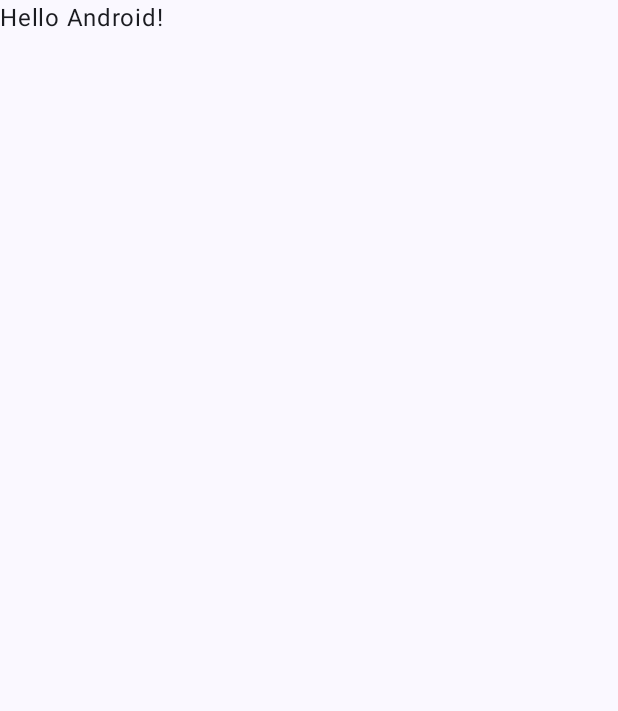
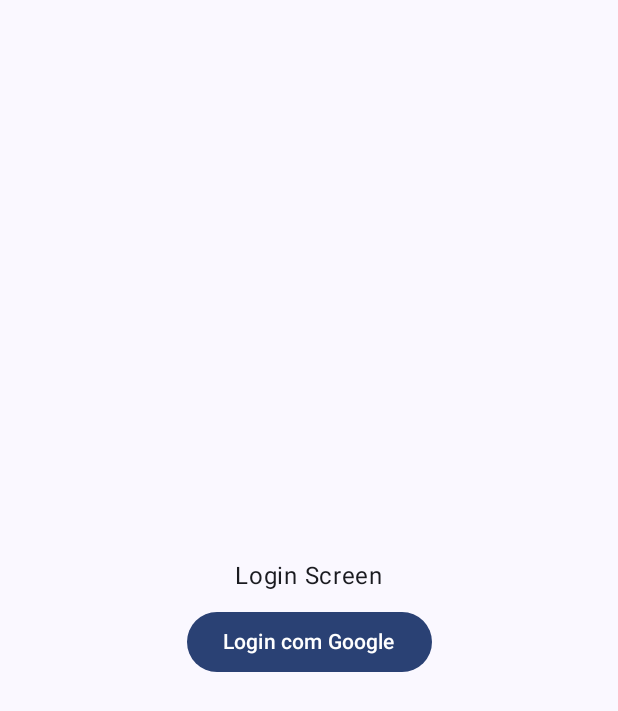
Before and after one commit to calebetadeu/WellFit, an Android app built with Jetpack Compose: the screen it shows after launch (MainActivity), on a phone screen of 412 x 824 dp. Before the commit the part shown is almost empty. Shown: the top 711 px of the screen. Run offline under Robolectric (Android 15) with nearby library versions, the phone set to English and light mode, and no system bars.

Commit message:
Add Login Feature

```diff
--- a/app/src/main/AndroidManifest.xml
+++ b/app/src/main/AndroidManifest.xml
@@ -3,7 +3,7 @@
     xmlns:tools="http://schemas.android.com/tools">
 
     <application
-        android:name=".WelfitApp"
+        android:name=".WellFitApp"
         android:allowBackup="true"
         android:dataExtractionRules="@xml/data_extraction_rules"
         android:fullBackupContent="@xml/backup_rules"
--- a/app/src/main/java/com/calebetadeu/wellfit/MainActivity.kt
+++ b/app/src/main/java/com/calebetadeu/wellfit/MainActivity.kt
@@ -7,10 +7,8 @@ import androidx.activity.enableEdgeToEdge
 import androidx.compose.foundation.layout.fillMaxSize
 import androidx.compose.foundation.layout.padding
 import androidx.compose.material3.Scaffold
-import androidx.compose.material3.Text
-import androidx.compose.runtime.Composable
 import androidx.compose.ui.Modifier
-import androidx.compose.ui.tooling.preview.Preview
+import com.calebetadeu.wellfit.navigation.App
 import com.calebetadeu.wellfit.ui.theme.WellFitTheme
 
 class MainActivity : ComponentActivity() {
@@ -20,28 +18,9 @@ class MainActivity : ComponentActivity() {
         setContent {
             WellFitTheme {
                 Scaffold( modifier = Modifier.fillMaxSize() ) { innerPadding ->
-                    Greeting(
-                        name = "Android",
-                        modifier = Modifier.padding(innerPadding)
-                    )
+                    App(modifier = Modifier.padding(innerPadding))
                 }
             }
         }
     }
 }
-
-@Composable
-fun Greeting(name: String, modifier: Modifier = Modifier) {
-    Text(
-        text = "Hello $name!",
-        modifier = modifier
-    )
-}
-
-@Preview(showBackground = true)
-@Composable
-fun GreetingPreview() {
-    WellFitTheme {
-        Greeting("Android")
-    }
-}
--- /dev/null
+++ b/app/src/main/java/com/calebetadeu/wellfit/WellFitApp.kt
@@ -0,0 +1,20 @@
+package com.calebetadeu.wellfit
+
+import android.app.Application
+import com.calebetadeu.wellfit.login.di.loginModule
+import org.koin.android.ext.koin.androidContext
+import org.koin.android.ext.koin.androidLogger
+import org.koin.core.context.GlobalContext.startKoin
+
+
+class WellFitApp : Application() {
+    override fun onCreate() {
+        super.onCreate()
+        startKoin {
+            androidContext(this@WellFitApp)
+            androidLogger()
+            modules(loginModule)
+        }
+
+    }
+}
--- /dev/null
+++ b/app/src/main/java/com/calebetadeu/wellfit/login/di/loginModule.kt
@@ -0,0 +1,9 @@
+package com.calebetadeu.wellfit.login.di
+
+import com.calebetadeu.wellfit.login.presentation.LoginViewModel
+import org.koin.core.module.dsl.viewModelOf
+import org.koin.dsl.module
+
+val loginModule = module {
+    viewModelOf(::LoginViewModel)
+}
--- /dev/null
+++ b/app/src/main/java/com/calebetadeu/wellfit/login/presentation/LoginScreen.kt
@@ -0,0 +1,76 @@
+package com.calebetadeu.wellfit.login.presentation
+
+import androidx.compose.foundation.layout.Arrangement
+import androidx.compose.foundation.layout.Box
+import androidx.compose.foundation.layout.Column
+import androidx.compose.foundation.layout.Spacer
+import androidx.compose.foundation.layout.fillMaxSize
+import androidx.compose.foundation.layout.height
+import androidx.compose.foundation.layout.padding
+import androidx.compose.material3.Button
+import androidx.compose.material3.CircularProgressIndicator
+import androidx.compose.material3.Text
+import androidx.compose.runtime.Composable
+import androidx.compose.ui.Alignment
+import androidx.compose.ui.Modifier
+import androidx.compose.ui.tooling.preview.Preview
+import androidx.compose.ui.unit.dp
+import com.calebetadeu.wellfit.ui.theme.WellFitTheme
+
+@Composable
+fun LoginRoot(
+    modifier: Modifier = Modifier,
+    state: LoginState,
+    onAction: (LoginAction) -> Unit
+){
+  if(state.isLoading){
+      Box(
+          modifier = modifier
+              .fillMaxSize(),
+          contentAlignment = Alignment.Center
+      ) {
+          CircularProgressIndicator()
+      }
+  }else{
+      LoginScreen(
+          onLogin = {
+              onAction(LoginAction.Login)
+          }
+      )
+  }
+}
+
+@Composable
+fun LoginScreen(modifier: Modifier = Modifier,onLogin: () -> Unit) {
+    Column(
+        modifier = modifier
+            .fillMaxSize()
+            .padding(16.dp),
+        verticalArrangement = Arrangement.Center,
+        horizontalAlignment = Alignment.CenterHorizontally
+    ) {
+        Text("Login Screen")
+        Spacer(Modifier.height(8.dp))
+        Button(
+            onClick =onLogin
+        ) {
+            Text("Login com Google")
+        }
+
+    }
+}
+
+@Preview(showBackground = true)
+@Composable
+private fun LoginScreenPreview() {
+    WellFitTheme {
+        Column(
+            modifier = Modifier.fillMaxSize(),
+        ) {
+            LoginScreen(
+                onLogin = {}
+            )
+        }
+
+    }
+}
--- /dev/null
+++ b/app/src/main/java/com/calebetadeu/wellfit/login/presentation/LoginState.kt
@@ -0,0 +1,9 @@
+package com.calebetadeu.wellfit.login.presentation
+
+data class LoginState(
+    val isLoggedIn: Boolean = false,
+    val error: String? = null,
+    val isLoading: Boolean = false,
+    val username: String? = null,
+    val password: String? = null
+)
--- /dev/null
+++ b/app/src/main/java/com/calebetadeu/wellfit/navigation/App.kt
@@ -0,0 +1,50 @@
+package com.calebetadeu.wellfit.navigation
+
+import androidx.compose.foundation.layout.Box
+import androidx.compose.foundation.layout.fillMaxSize
+import androidx.compose.material3.Text
+import androidx.compose.runtime.Composable
+import androidx.compose.runtime.LaunchedEffect
+import androidx.compose.runtime.collectAsState
+import androidx.compose.ui.Alignment
+import androidx.compose.ui.Modifier
+import androidx.navigation.compose.NavHost
+import androidx.navigation.compose.composable
+import androidx.navigation.compose.rememberNavController
+import com.calebetadeu.wellfit.login.presentation.LoginRoot
+import com.calebetadeu.wellfit.login.presentation.LoginViewModel
+import org.koin.androidx.compose.koinViewModel
+
+@Composable
+fun App(modifier: Modifier = Modifier) {
+    val navController = rememberNavController()
+
+    NavHost(navController = navController, startDestination = Login) {
+        composable<Login> {
+            val viewModel = koinViewModel<LoginViewModel>()
+            val state = viewModel.state.collectAsState()
+            LaunchedEffect(key1 = state.value) {
+                if (state.value.isLoggedIn) {
+                    navController.navigate(Home)
+                }
+            }
+
+            LoginRoot(
+                state = state.value,
+                onAction = { action ->
+                    viewModel.onAction(action)
+                }
+            )
+        }
+        composable<Home> {
+            Box(
+                modifier = modifier.fillMaxSize(),
+                contentAlignment = Alignment.Center
+            ) {
+                Text("Home")
+            }
+            // HomeRoot()
+        }
+    }
+
+}
--- /dev/null
+++ b/app/src/main/java/com/calebetadeu/wellfit/navigation/Routes.kt
@@ -0,0 +1,9 @@
+package com.calebetadeu.wellfit.navigation
+
+import kotlinx.serialization.Serializable
+
+@Serializable
+object Login
+
+@Serializable
+object Home
--- a/gradle/libs.versions.toml
+++ b/gradle/libs.versions.toml
@@ -16,7 +16,7 @@ material3-adaptive = "1.0.0"
 compose-material-icons-extended = "1.7.6"
 credentials = "1.5.0-beta01"
 navigationCompose = "2.8.5"
-
+googleId = "1.1.1"
 
 
 kotlinSerialization = "1.7.3"
@@ -66,7 +66,7 @@ kotlinx-serialization-json = { group = "org.jetbrains.kotlinx", name = "kotlinx-
 
 androidx-credentials-core = { group = "androidx.credentials", name = "credentials", version.ref = "credentials" }
 androidx-credentials-compat = { group = "androidx.credentials", name = "credentials-play-services-auth", version.ref = "credentials" }
-android-credentials-identity = {group = "com.google.android.libraries.identity.googleid",name = "googleid",version.ref = "credentials"}
+android-credentials-identity = {group = "com.google.android.libraries.identity.googleid",name = "googleid",version.ref = "googleId"}
 
 [plugins]
 android-application = { id = "com.android.application", version.ref = "agp" }
```
Also changed, not shown: app/src/main/java/com/calebetadeu/wellfit/login/presentation/LoginAction.kt (added, +8 -0 lines), app/src/main/java/com/calebetadeu/wellfit/login/presentation/LoginViewModel.kt (added, +38 -0 lines).
